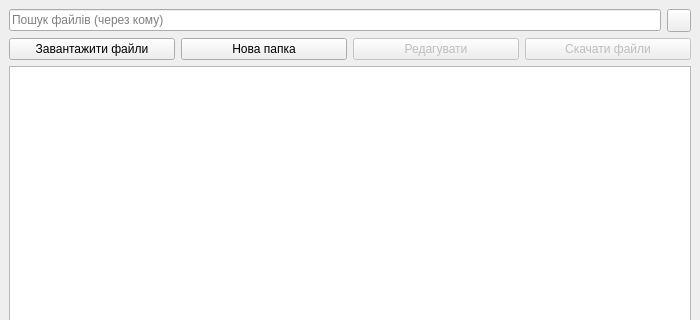
Qt form gui/main.ui (andrii-shchur/TeleCloud) before a commit; both pictures show x 0 to 700 and y 0 to 320 of the 700 by 851 pixel window.
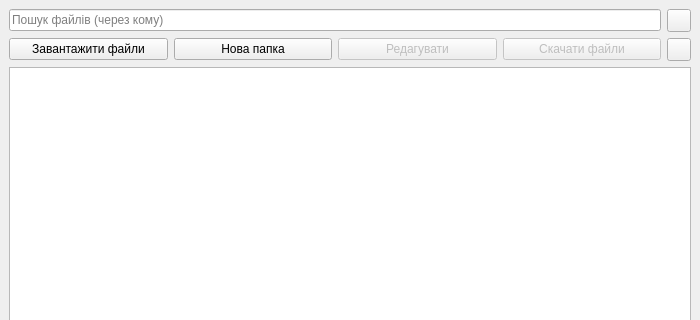
The same form after that commit. Icons and pictures are not drawn.

What changed in the file:
```diff
--- a/gui/main.ui
+++ b/gui/main.ui
@@ -89,6 +89,13 @@
         </property>
        </widget>
       </item>
+      <item>
+       <widget class="QToolButton" name="toolButton">
+        <property name="text">
+         <string/>
+        </property>
+       </widget>
+      </item>
      </layout>
     </item>
     <item>
```
Left out of the diff: 6 changed lines with no effect on the pictures.
